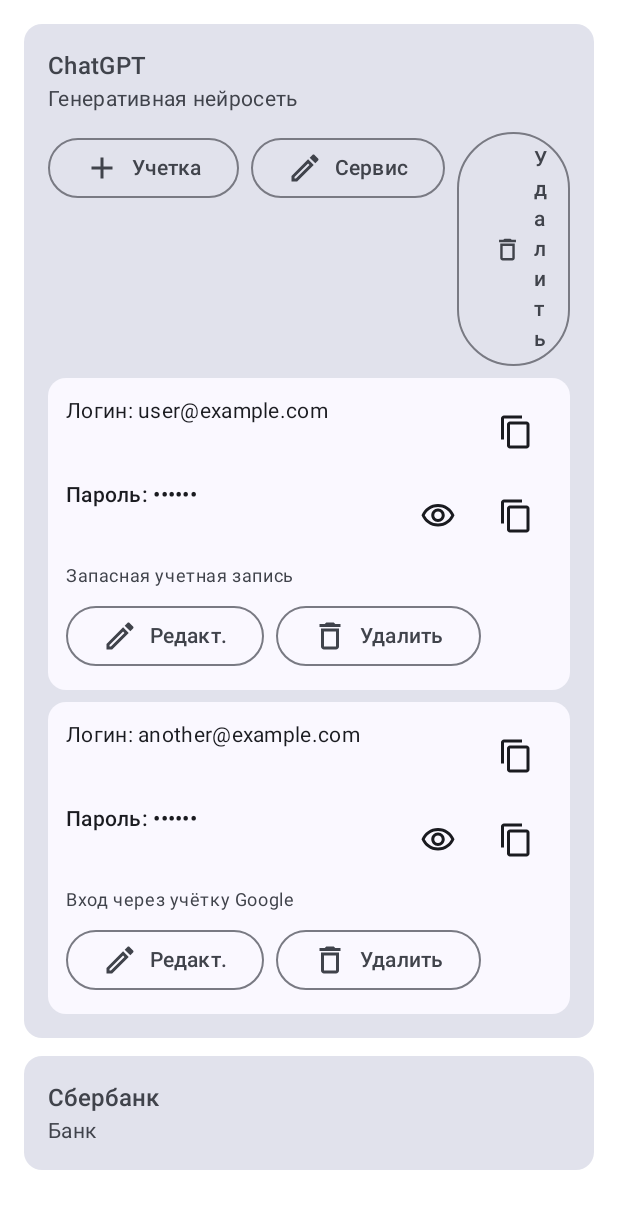
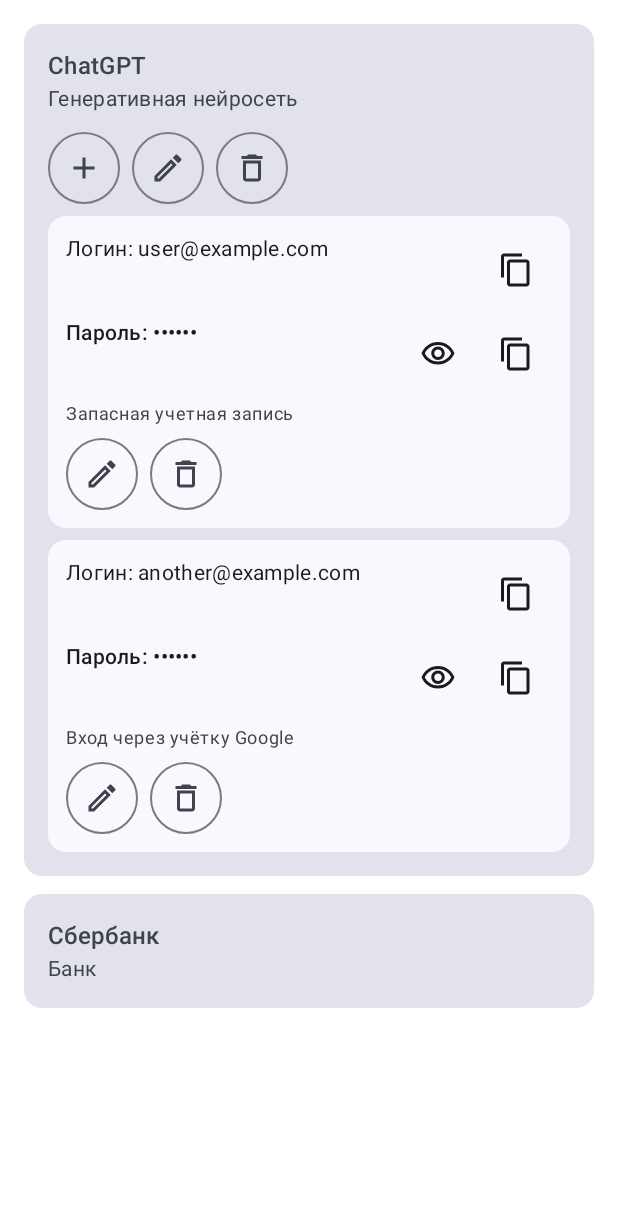
Before and after one commit to sandexzx/LogiPassAndroid, an Android app built with Jetpack Compose: the @Preview function PreviewServiceList, on a phone screen of 412 x 824 dp. Shown: the top 1209 px of the screen. Run offline under Robolectric (Android 15) with nearby library versions, the phone set to English and light mode, and no system bars.

Commit message:
fix: Привел в порядок кнопки на сервисе

```diff
--- a/app/src/main/java/com/example/logipass/MainActivity.kt
+++ b/app/src/main/java/com/example/logipass/MainActivity.kt
@@ -14,6 +14,7 @@ import androidx.compose.foundation.layout.Row
 import androidx.compose.foundation.layout.fillMaxSize
 import androidx.compose.foundation.layout.fillMaxWidth
 import androidx.compose.foundation.layout.padding
+import androidx.compose.foundation.layout.size
 import androidx.compose.foundation.lazy.LazyColumn
 import androidx.compose.foundation.lazy.items
 import androidx.compose.material.icons.Icons
@@ -396,9 +397,9 @@ fun ServiceCard(
             if (expanded) {
                 Column(modifier = Modifier.padding(top = 12.dp), verticalArrangement = Arrangement.spacedBy(8.dp)) {
                     Row(modifier = Modifier.fillMaxWidth(), horizontalArrangement = Arrangement.spacedBy(8.dp)) {
-                        OutlinedActionButton(icon = Icons.Outlined.Add, label = "Учетка", onClick = onAddCredential)
-                        OutlinedActionButton(icon = Icons.Outlined.Edit, label = "Сервис", onClick = onEditService)
-                        OutlinedActionButton(icon = Icons.Outlined.Delete, label = "Удалить", onClick = onDeleteService)
+                        IconActionButton(icon = Icons.Outlined.Add, contentDescription = "Добавить учетную запись", onClick = onAddCredential)
+                        IconActionButton(icon = Icons.Outlined.Edit, contentDescription = "Редактировать сервис", onClick = onEditService)
+                        IconActionButton(icon = Icons.Outlined.Delete, contentDescription = "Удалить сервис", onClick = onDeleteService)
                     }
                     item.credentials.orEmpty().forEachIndexed { idx, cred ->
                         CredentialRow(
@@ -455,8 +456,8 @@ fun CredentialRow(cred: Credential, onEdit: () -> Unit, onDelete: () -> Unit) {
             }
 
             Row(modifier = Modifier.fillMaxWidth(), horizontalArrangement = Arrangement.spacedBy(8.dp)) {
-                OutlinedActionButton(icon = Icons.Outlined.Edit, label = "Редакт.", onClick = onEdit)
-                OutlinedActionButton(icon = Icons.Outlined.Delete, label = "Удалить", onClick = onDelete)
+                IconActionButton(icon = Icons.Outlined.Edit, contentDescription = "Редактировать учетную запись", onClick = onEdit)
+                IconActionButton(icon = Icons.Outlined.Delete, contentDescription = "Удалить учетную запись", onClick = onDelete)
             }
         }
     }
@@ -521,9 +522,20 @@ data class ConfirmDialogState(
 )
 
 @Composable
-private fun OutlinedActionButton(icon: androidx.compose.ui.graphics.vector.ImageVector, label: String, onClick: () -> Unit) {
-    androidx.compose.material3.OutlinedButton(onClick = onClick) {
+private fun OutlinedActionButton(icon: androidx.compose.ui.graphics.vector.ImageVector, label: String, onClick: () -> Unit, modifier: Modifier = Modifier) {
+    androidx.compose.material3.OutlinedButton(onClick = onClick, modifier = modifier) {
         Icon(icon, contentDescription = null, modifier = Modifier.padding(end = 8.dp))
         Text(label)
     }
 }
+
+@Composable
+private fun IconActionButton(icon: androidx.compose.ui.graphics.vector.ImageVector, contentDescription: String, onClick: () -> Unit) {
+    androidx.compose.material3.OutlinedButton(
+        onClick = onClick,
+        modifier = Modifier.size(48.dp),
+        contentPadding = PaddingValues(0.dp)
+    ) {
+        Icon(icon, contentDescription = contentDescription)
+    }
+}
```
